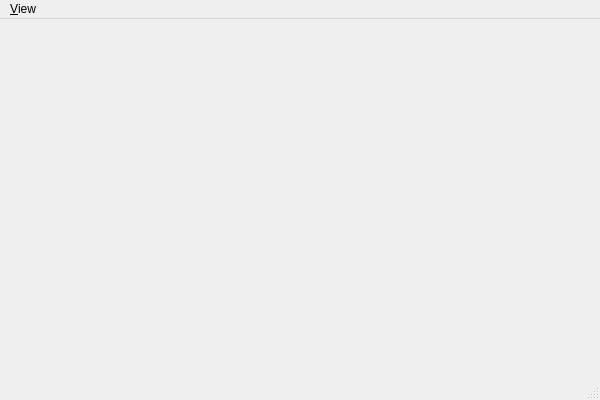
The window that gui/gui.ui (gvsuroth/CIS467Project) describes before a commit, drawn with Qt 5.
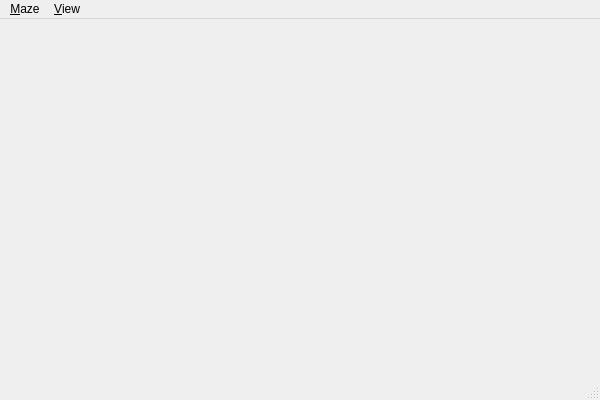
The same window after the commit.

Commit message: Corrected zoom/resize features. Added Maze menu. Most of it is where I want it except that it seg faults on close. I need to fix that.

What changed in the file:
```diff
--- a/gui/gui.ui
+++ b/gui/gui.ui
@@ -26,7 +26,7 @@
      <x>0</x>
      <y>0</y>
      <width>600</width>
-     <height>25</height>
+     <height>23</height>
     </rect>
    </property>
    <widget class="QMenu" name="menuView">
@@ -37,6 +37,20 @@
     <addaction name="actionZoom_Out"/>
     <addaction name="action_Reset"/>
    </widget>
+   <widget class="QMenu" name="menuMaze">
+    <property name="title">
+     <string>&amp;Maze</string>
+    </property>
+    <widget class="QMenu" name="menu_Generate">
+     <property name="title">
+      <string>&amp;Generate</string>
+     </property>
+     <addaction name="action_Prims"/>
+    </widget>
+    <addaction name="action_New"/>
+    <addaction name="menu_Generate"/>
+   </widget>
+   <addaction name="menuMaze"/>
    <addaction name="menuView"/>
   </widget>
   <widget class="QStatusBar" name="statusBar"/>
```
Left out of the diff: 55 changed lines with no effect on the pictures. The commit also changes 14 other files.
